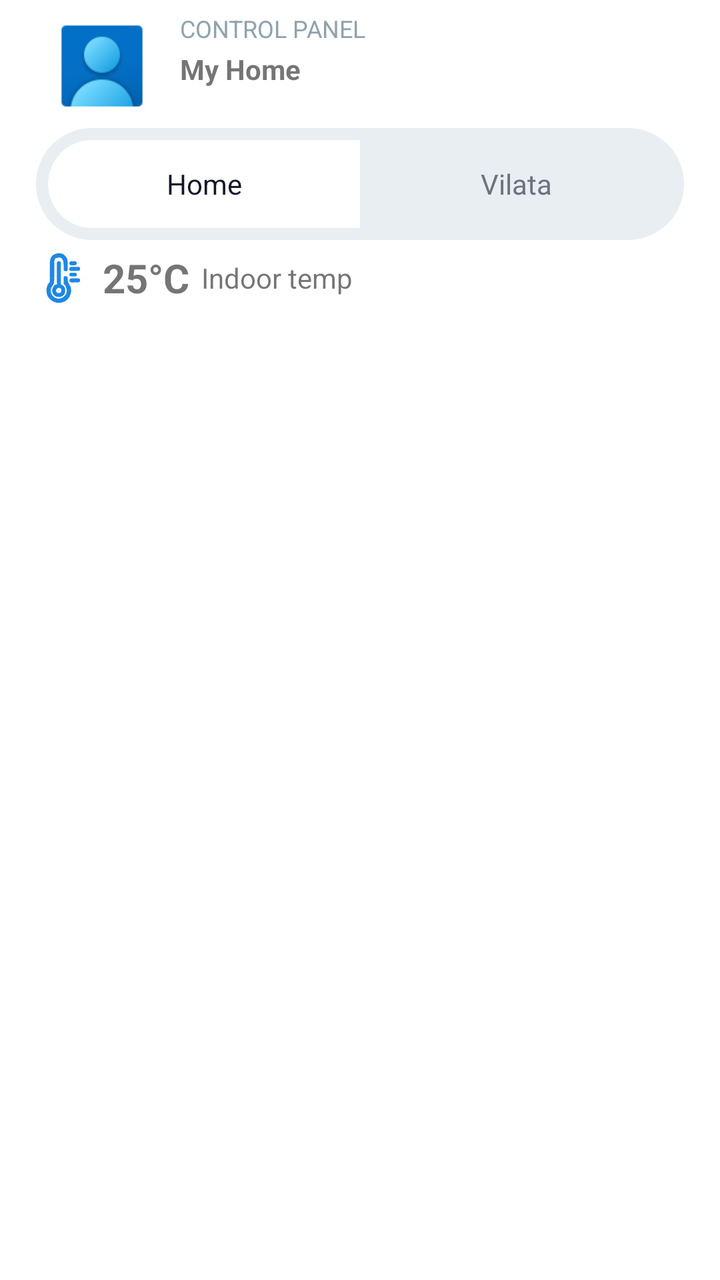
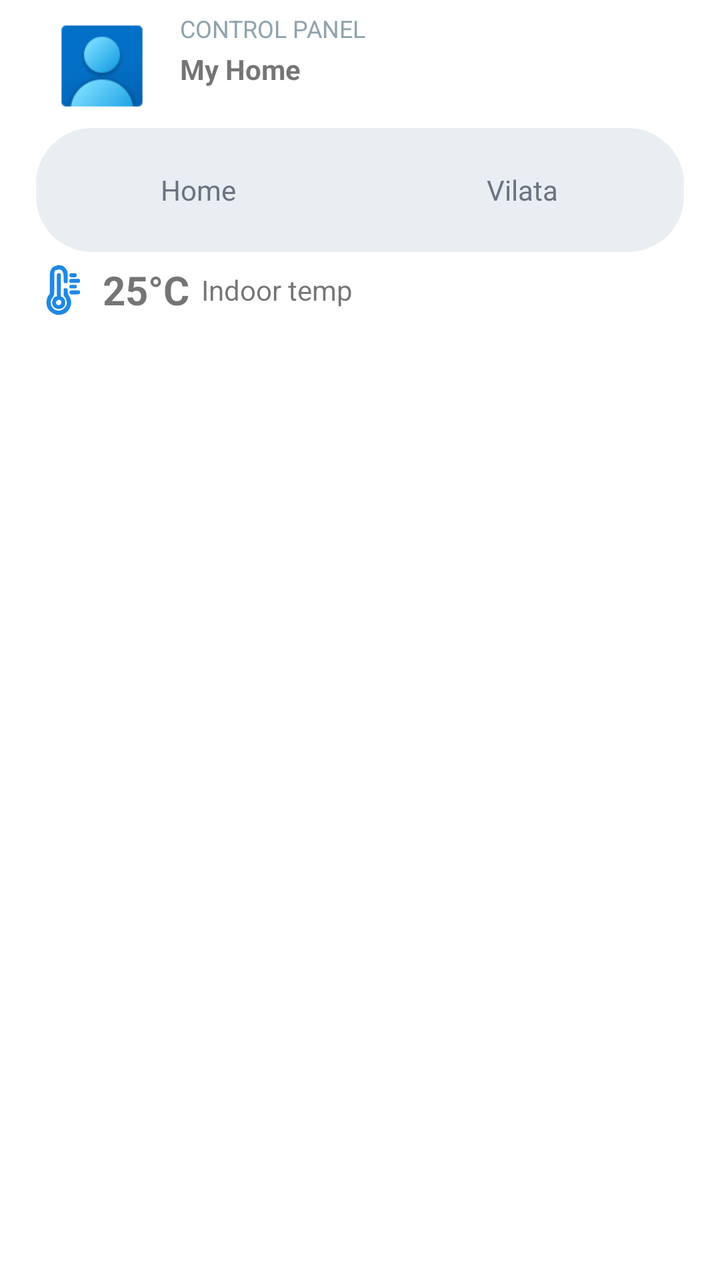

Before-and-after screenshots of an Android layout around one commit, followed by the original layout XML and the change that was made.
<!-- AndroidManifest.xml: application theme Theme.ManagingHomeDevicesApp -->
<!-- res/layout/activity_main.xml -->
<?xml version="1.0" encoding="utf-8"?>
<androidx.constraintlayout.widget.ConstraintLayout
    xmlns:android="http://schemas.android.com/apk/res/android"
    xmlns:app="http://schemas.android.com/apk/res-auto"
    xmlns:tools="http://schemas.android.com/tools"
    android:layout_width="match_parent"
    android:layout_height="match_parent"
    android:fitsSystemWindows="true"
    android:background="?android:attr/colorBackground"
    >


    <androidx.constraintlayout.widget.ConstraintLayout
        android:id="@+id/containerControlPanel"
        android:layout_width="0dp"
        android:layout_height="64dp"
        android:padding="6dp"
        app:layout_constraintEnd_toEndOf="parent"
        app:layout_constraintHorizontal_bias="0.0"
        app:tint="@color/colorPrimary"
        app:layout_constraintStart_toStartOf="@id/leftGuide"
        app:layout_constraintTop_toTopOf="parent"
        app:layout_constraintWidth_percent="0.65">

        <ImageView
            android:id="@+id/imgProfile"
            android:layout_width="54dp"
            android:layout_height="54dp"
            android:clipToOutline="true"
            android:scaleType="centerCrop"
            android:src="@drawable/avatar_image"
            app:layout_constraintStart_toStartOf="parent"
            app:layout_constraintTop_toTopOf="parent" />

        <LinearLayout
            android:id="@+id/controlPanelInfo"
            android:layout_width="0dp"
            android:layout_height="wrap_content"
            android:layout_marginStart="12dp"
            android:orientation="vertical"
            app:layout_constraintStart_toEndOf="@id/imgProfile"
            app:layout_constraintTop_toTopOf="@id/imgProfile">

            <TextView
                android:id="@+id/controlPanel"
                android:layout_width="match_parent"
                android:layout_height="0dp"
                android:layout_weight="1"
                android:autoSizeMaxTextSize="12sp"
                android:autoSizeMinTextSize="8sp"
                android:autoSizeStepGranularity="2sp"
                android:autoSizeTextType="uniform"
                android:text="CONTROL PANEL"
                android:textColor="#8FA3AD"
                />

            <TextView
                android:id="@+id/destination"
                android:layout_width="match_parent"
                android:layout_height="0dp"
                android:layout_weight="1"
                android:autoSizeMaxTextSize="14sp"
                android:autoSizeMinTextSize="10sp"
                android:text="My Home"
                android:textStyle="bold"
            />

        </LinearLayout>
    </androidx.constraintlayout.widget.ConstraintLayout>


    <com.google.android.material.button.MaterialButtonToggleGroup
        android:id="@+id/toggleGroup"
        android:layout_width="0dp"
        android:layout_height="wrap_content"
        android:background="@drawable/toggle_group_background"
        android:padding="6dp"
        app:checkedButton="@id/btnHome"
        app:layout_constraintEnd_toEndOf="parent"
        app:layout_constraintStart_toStartOf="parent"
        app:layout_constraintTop_toBottomOf="@+id/containerControlPanel"
        app:layout_constraintWidth_percent="0.9"
        app:selectionRequired="true"
        app:singleSelection="true">

        <com.google.android.material.button.MaterialButton
            android:id="@+id/btnHome"
            style="@style/Widget.Material3.Button.TonalButton"
            android:layout_width="0dp"
            android:layout_height="44dp"
            android:layout_weight="1"
            android:layout_marginEnd="4dp"
            android:insetTop="0dp"
            android:insetBottom="0dp"
            android:text="Home"
            android:textAllCaps="false"
            android:textColor="@color/toggle_text_selector"
            android:textSize="14sp"
            app:backgroundTint="@color/toggle_bg_selector"
            app:rippleColor="@android:color/transparent"
            app:shapeAppearanceOverlay="@style/ToggleButtonShape"
            app:strokeWidth="0dp" />

        <com.google.android.material.button.MaterialButton
            android:id="@+id/btnVilata"
            style="@style/Widget.Material3.Button.TonalButton"
            android:layout_width="0dp"
            android:layout_height="44dp"
            android:layout_weight="1"
            android:layout_marginStart="4dp"
            android:insetTop="0dp"
            android:insetBottom="0dp"
            android:text="Vilata"
            android:textAllCaps="false"
            android:textColor="@color/toggle_text_selector"
            android:textSize="14sp"
            app:backgroundTint="@color/toggle_bg_selector"
            app:rippleColor="@android:color/transparent"
            app:shapeAppearanceOverlay="@style/ToggleButtonShape"
            app:strokeWidth="0dp" />

    </com.google.android.material.button.MaterialButtonToggleGroup>


    <androidx.recyclerview.widget.RecyclerView
        android:id="@+id/recyclerView"
        android:layout_width="match_parent"
        android:layout_height="match_parent"
        android:layout_marginTop="160dp"
        android:clipToPadding="false"
        android:padding="8dp"
        app:layout_constraintBottom_toBottomOf="parent"
        app:layout_constraintEnd_toEndOf="parent"
        app:layout_constraintStart_toStartOf="parent"
        app:layout_constraintTop_toBottomOf="@+id/iconTextGroup" />

    <androidx.constraintlayout.widget.Guideline
        android:id="@+id/leftGuide"
        android:layout_width="wrap_content"
        android:layout_height="wrap_content"
        android:orientation="vertical"
        app:layout_constraintGuide_percent="0.05" />

    <LinearLayout
        android:id="@+id/iconTextGroup"
        android:layout_width="185dp"
        android:layout_height="28dp"
        android:gravity="center_vertical"
        android:orientation="horizontal"
        android:layout_marginTop="5dp"
        app:layout_constraintTop_toBottomOf="@id/toggleGroup"
        app:layout_constraintStart_toStartOf="@id/leftGuide">

        <ImageView
            android:layout_width="0dp"
            android:layout_height="wrap_content"
            android:layout_weight="0.5"
            android:src="@drawable/temprature"
            app:tint="@color/colorPrimary"
            tools:layout_editor_absoluteX="41dp"
            tools:layout_editor_absoluteY="74dp"
            />

        <TextView
            android:id="@+id/degree"
            android:layout_width="0dp"
            android:layout_height="match_parent"
            android:layout_weight="1"
            android:autoSizeMaxTextSize="24sp"
            android:autoSizeMinTextSize="14sp"
            android:autoSizeStepGranularity="2sp"
            android:autoSizeTextType="uniform"
            android:gravity="center"
            android:text="25°C"
            android:textStyle="bold"
            tools:layout_editor_absoluteX="38dp"
            tools:layout_editor_absoluteY="62dp" />

        <TextView
            android:id="@+id/textView"
            android:layout_width="47dp"
            android:layout_height="match_parent"
            android:layout_weight="1"
            android:gravity="center_vertical"
            android:text="Indoor temp"

            tools:layout_editor_absoluteX="38dp"
            tools:layout_editor_absoluteY="62dp" />

    </LinearLayout>


</androidx.constraintlayout.widget.ConstraintLayout>
<!-- resources referenced by this layout -->
<resources>
  <color name="colorPrimary">#1E88E5</color>
  <!-- drawable avatar_image: png bitmap (drawable, 3218 bytes) -->
  <!-- drawable temprature: vector/xml drawable (drawable, 4643 chars, omitted) -->
  <!-- drawable toggle_group_background (drawable) -->
  <?xml version="1.0" encoding="utf-8"?>
  <shape xmlns:android="http://schemas.android.com/apk/res/android"
      android:shape="rectangle">
      <solid android:color="@color/toggle_container" />
      <corners android:radius="28dp" />
  </shape>
  <style name="ToggleButtonShape">
          <item name="cornerFamily">rounded</item>
          <item name="cornerSize">22dp</item>
      </style>
  <style name="Theme.ManagingHomeDevicesApp" parent="Theme.MaterialComponents.DayNight.NoActionBar">
          
  
          <item name="colorPrimaryVariant">#3700B3</item>
          <item name="colorOnPrimary">#FFFFFF</item>
  
          
          <item name="colorSecondary">#26A69A</item>
          <item name="colorOnSecondary">#FFFFFF</item>
  
          
          <item name="android:statusBarColor">#121212</item>
          <item name="android:forceDarkAllowed">true</item>
  
          
          <item name="android:colorBackground">@color/colorBackgroundLight</item>
          <item name="colorSurface">@color/colorSurface</item>
  
          
          <item name="colorOnSurface">@color/colorTextPrimary</item>
  
  
          
          <item name="android:textColorPrimary">@color/colorTextPrimary</item>
          <item name="android:textColorSecondary">@color/colorTextSecondary</item>
  
      </style>
  <color name="toggle_container">#E9EEF3</color>
  <color name="colorBackgroundLight">#FFFFFF</color>
  <color name="colorSurface">#F5F5F5</color>
  <color name="colorTextPrimary">#3d3d3d  </color>
  <color name="colorTextSecondary">#939393</color>
</resources>

<!-- the commit's change to res/layout/activity_main.xml (unified diff, before → after) -->
@@ -69,29 +69,25 @@
     </androidx.constraintlayout.widget.ConstraintLayout>
 
 
-    <com.google.android.material.button.MaterialButtonToggleGroup
+    <LinearLayout
         android:id="@+id/toggleGroup"
         android:layout_width="0dp"
         android:layout_height="wrap_content"
         android:background="@drawable/toggle_group_background"
-        android:padding="6dp"
-        app:checkedButton="@id/btnHome"
+        android:orientation="horizontal"
+        android:padding="4dp"
         app:layout_constraintEnd_toEndOf="parent"
         app:layout_constraintStart_toStartOf="parent"
         app:layout_constraintTop_toBottomOf="@+id/containerControlPanel"
-        app:layout_constraintWidth_percent="0.9"
-        app:selectionRequired="true"
-        app:singleSelection="true">
+        app:layout_constraintWidth_percent="0.9">
 
         <com.google.android.material.button.MaterialButton
             android:id="@+id/btnHome"
             style="@style/Widget.Material3.Button.TonalButton"
             android:layout_width="0dp"
-            android:layout_height="44dp"
+            android:layout_height="54dp"
             android:layout_weight="1"
             android:layout_marginEnd="4dp"
-            android:insetTop="0dp"
-            android:insetBottom="0dp"
             android:text="Home"
             android:textAllCaps="false"
             android:textColor="@color/toggle_text_selector"
@@ -99,17 +95,16 @@
             app:backgroundTint="@color/toggle_bg_selector"
             app:rippleColor="@android:color/transparent"
             app:shapeAppearanceOverlay="@style/ToggleButtonShape"
-            app:strokeWidth="0dp" />
+            app:strokeWidth="0dp"
+            app:backgroundTintMode="src_in"/>
 
         <com.google.android.material.button.MaterialButton
             android:id="@+id/btnVilata"
             style="@style/Widget.Material3.Button.TonalButton"
             android:layout_width="0dp"
-            android:layout_height="44dp"
+            android:layout_height="54dp"
             android:layout_weight="1"
             android:layout_marginStart="4dp"
-            android:insetTop="0dp"
-            android:insetBottom="0dp"
             android:text="Vilata"
             android:textAllCaps="false"
             android:textColor="@color/toggle_text_selector"
@@ -117,10 +112,10 @@
             app:backgroundTint="@color/toggle_bg_selector"
             app:rippleColor="@android:color/transparent"
             app:shapeAppearanceOverlay="@style/ToggleButtonShape"
-            app:strokeWidth="0dp" />
+            app:strokeWidth="0dp"
+            app:backgroundTintMode="src_in"/>
 
-    </com.google.android.material.button.MaterialButtonToggleGroup>
-
+    </LinearLayout>
 
     <androidx.recyclerview.widget.RecyclerView
         android:id="@+id/recyclerView"
